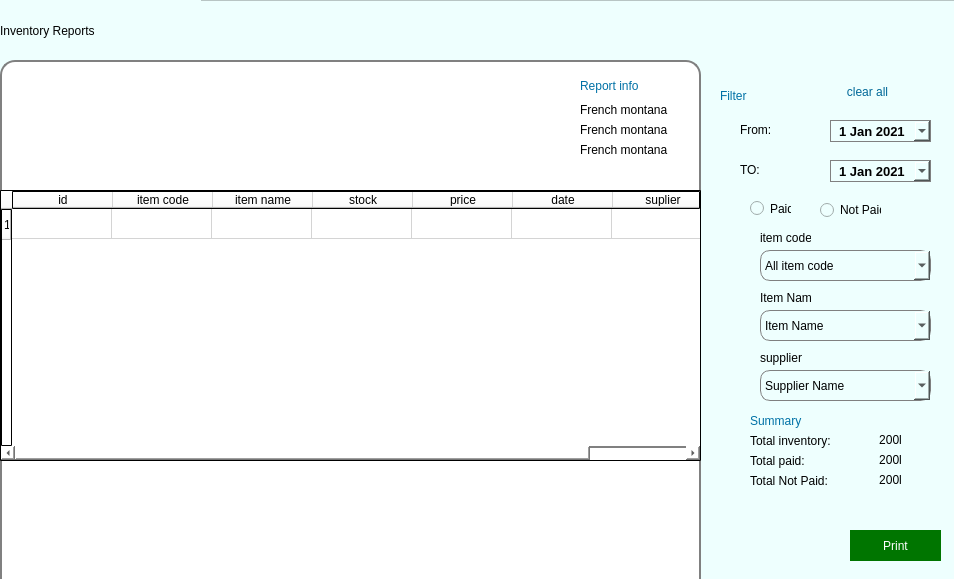
Qt form InventoryReport.ui (codydon/shopify) before a commit.
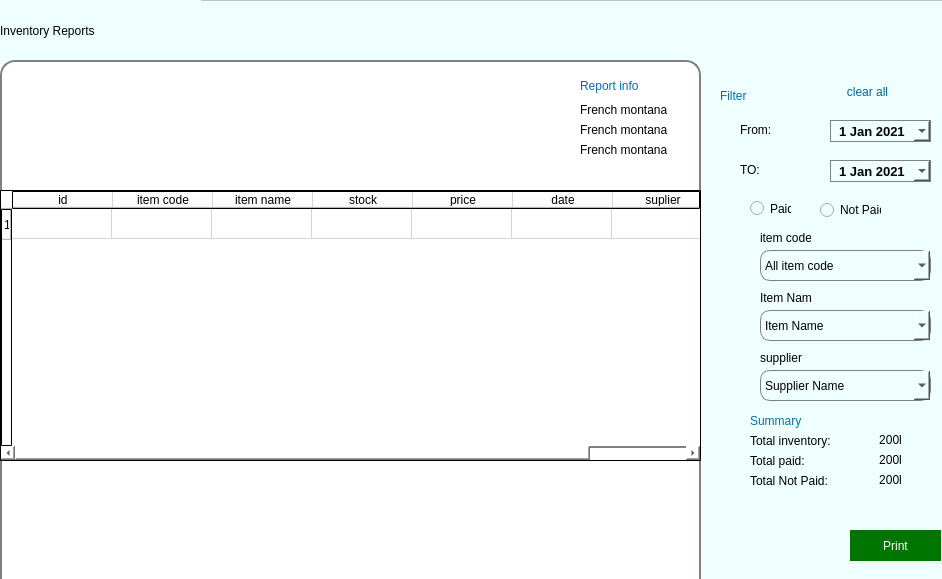
The same form after that commit.

Commit message: https://github.com/VelTechSol/shopify

Diff of the .ui file:
```diff
--- a/InventoryReport.ui
+++ b/InventoryReport.ui
@@ -6,7 +6,7 @@
    <rect>
     <x>0</x>
     <y>0</y>
-    <width>954</width>
+    <width>942</width>
     <height>579</height>
    </rect>
   </property>
```
Left out of the diff: 6 changed lines with no effect on the pictures.
